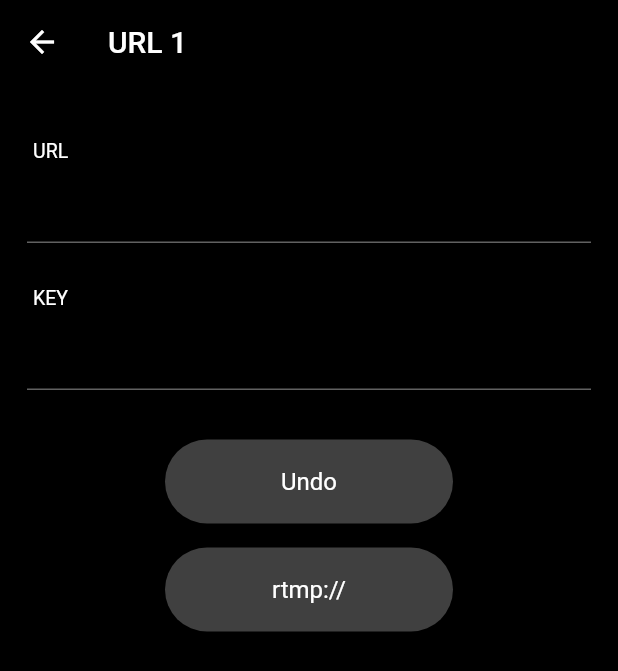
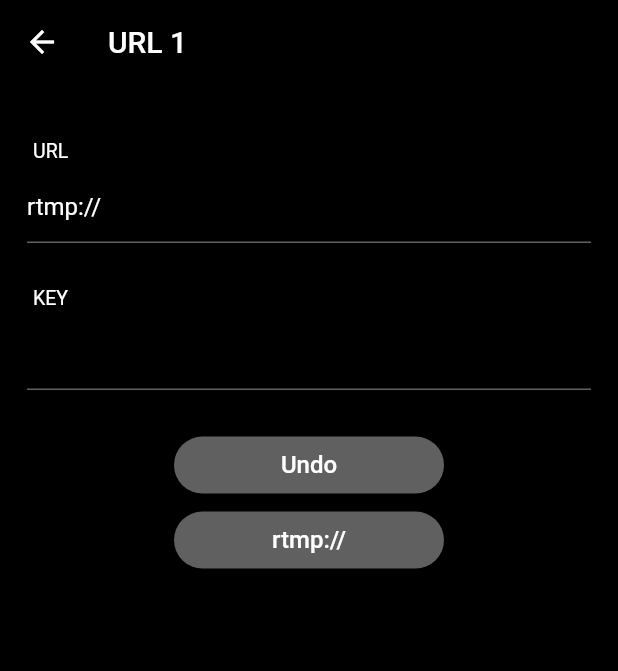
Before and after one commit to koji4104/ItsMyLive, a Flutter app: the SelectUrlScreen screen opened directly, after a tap on an icon or button, on a phone screen of 412 x 824 dp. Shown: the top 671 px of the screen. Run offline on Flutter 3.47's test engine with Material 2 defaults, Android fonts, the phone set to English and light mode, and no system bars; our stand-ins replace battery_plus, hooks_riverpod, native_device_orientation, permission_handler, shared_preferences; missing offline and left inert: audio_session, haishin_kit; accounts and stored records are empty.

Commit message:
code cleanup

```diff
--- a/lib/base_settings_screen.dart
+++ b/lib/base_settings_screen.dart
@@ -17,11 +17,14 @@
   TextStyle tsOn = TextStyle(color:Colors.lightGreenAccent);
   TextStyle tsNg = TextStyle(color:Colors.grey);
 
-  Color btnTextColor = Colors.white;
-  Color btnTileColor = Color(0xFF404040);
-  Color btnHoverColor = Color(0xFF505050);
+  Color btnTextColor = Color(0xFFFFFFFF);
+  Color btnTileColor = Color(0xFF606060);
 
+  Color textColor = Color(0xFFa0a0a0);
   Color tileColor = Color(0xFF404040);
+  Color selectedTextColor = Color(0xFFFFFFFF);
+  Color selectedTileColor = Color(0xFF404040);
+  Color activeColor = Color(0xFFFFFFFF); // radio button
   Color hoverColor = Color(0xFF505050);
 
   @override
@@ -88,19 +91,16 @@
   }
 
   Widget MyButton({required String title, required Function() onTap}) {
-    Widget exp = Expanded(child: SizedBox(width:1));
     return Container(
-      padding: EdgeInsets.symmetric(vertical:8, horizontal:100),
-      child: ListTile(
-        shape: RoundedRectangleBorder(borderRadius: BorderRadius.all(Radius.circular(30))),
-        title: Row(children:[
-          exp,
-          Text(title,style:TextStyle(color:btnTextColor)),
-          exp
-        ]),
-        tileColor: btnTileColor,
-        hoverColor: btnHoverColor,
-        onTap: onTap
+      width: 200, height: 50,
+      padding: EdgeInsets.symmetric(vertical:6, horizontal:10),
+      child: TextButton(
+        style: TextButton.styleFrom(
+            backgroundColor: btnTileColor,
+            shape: RoundedRectangleBorder(borderRadius: BorderRadius.all(Radius.circular(40)))
+          ),
+        child: Text(title, style: TextStyle(color: btnTextColor, fontSize: 16.0), textAlign: TextAlign.center),
+        onPressed: onTap
       ),
     );
   }
@@ -115,8 +115,10 @@
       child: RadioListTile(
         shape: RoundedRectangleBorder(borderRadius: BorderRadius.all(Radius.circular(3))),
         tileColor: tileColor,
-        activeColor: Colors.white,
-        title: Text(l10n(title)),
+        activeColor: activeColor,
+        selectedTileColor: selectedTileColor,
+        selected: groupValue==value,
+        title: Text(l10n(title), style:TextStyle(color: groupValue==value ? selectedTextColor: textColor)),
         value: value,
         groupValue: groupValue,
         onChanged: onChanged,
--- a/lib/environment.dart
+++ b/lib/environment.dart
@@ -140,8 +140,8 @@
       _loadSub(prefs, camera_height);
       _loadSub(prefs, camera_pos);
 
-      url1 = prefs.getString('url1') ?? '';
-      key1 = prefs.getString('key1') ?? '';
+      //url1 = prefs.getString('url1') ?? '';
+      //key1 = prefs.getString('key1') ?? '';
       url2 = prefs.getString('url2') ?? '';
       key2 = prefs.getString('key2') ?? '';
       url3 = prefs.getString('url3') ?? '';
```
Also changed, not shown: lib/camera_screen.dart (+6 -14 lines).
